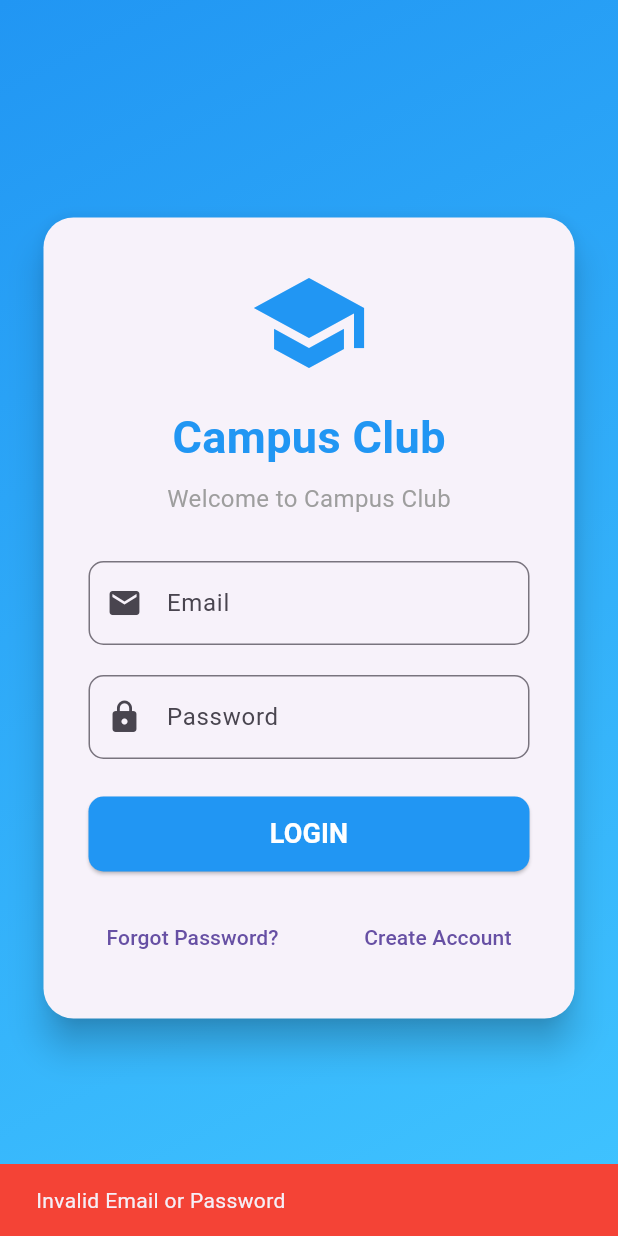
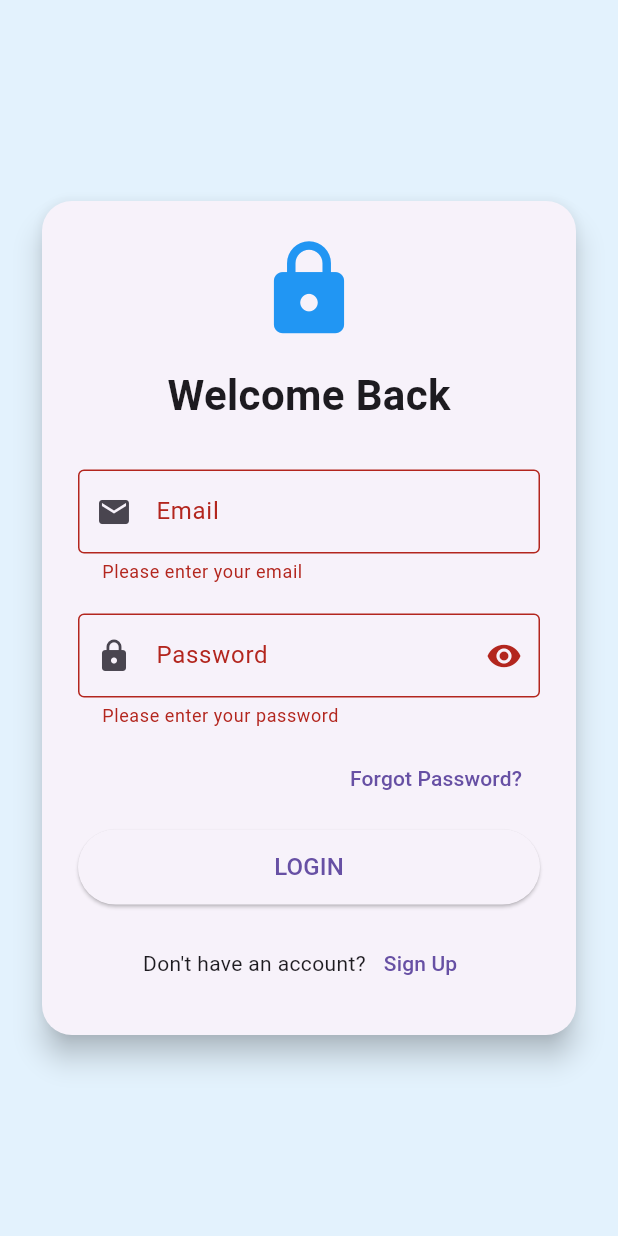
Before and after one commit to gummadidivya/Flutter-Project-, a Flutter app: the screen it shows after launch, after a tap on "LOGIN", on a phone screen of 412 x 824 dp. Run offline on Flutter 3.47's test engine with Material 3 defaults, Android fonts, the light colour scheme and no system bars.

Commit message:
Update main.dart

```diff
--- a/loginpage/lib/main.dart
+++ b/loginpage/lib/main.dart
@@ -1,20 +1,16 @@
 import 'package:flutter/material.dart';
 
 void main() {
-  runApp(const CampusClubApp());
+  runApp(const MyApp());
 }
 
-class CampusClubApp extends StatelessWidget {
-  const CampusClubApp({super.key});
+class MyApp extends StatelessWidget {
+  const MyApp({super.key});
 
   @override
   Widget build(BuildContext context) {
     return MaterialApp(
       debugShowCheckedModeBanner: false,
-      title: 'Campus Club',
-      theme: ThemeData(
-        primarySwatch: Colors.blue,
-      ),
       home: const LoginPage(),
     );
   }
@@ -28,26 +24,16 @@ class LoginPage extends StatefulWidget {
 }
 
 class _LoginPageState extends State<LoginPage> {
+  final _formKey = GlobalKey<FormState>();
   final emailController = TextEditingController();
   final passwordController = TextEditingController();
 
+  bool obscurePassword = true;
+
   void login() {
-    String email = emailController.text;
-    String password = passwordController.text;
-
-    if (email == "student@gmail.com" && password == "12345") {
+    if (_formKey.currentState!.validate()) {
       ScaffoldMessenger.of(context).showSnackBar(
-        const SnackBar(
-          content: Text("Login Successful!"),
-          backgroundColor: Colors.green,
-        ),
-      );
-    } else {
-      ScaffoldMessenger.of(context).showSnackBar(
-        const SnackBar(
-          content: Text("Invalid Email or Password"),
-          backgroundColor: Colors.red,
-        ),
+        const SnackBar(content: Text("Login successful")),
       );
     }
   }
@@ -55,123 +41,124 @@ class _LoginPageState extends State<LoginPage> {
   @override
   Widget build(BuildContext context) {
     return Scaffold(
-      body: Container(
-        decoration: const BoxDecoration(
-          gradient: LinearGradient(
-            colors: [
-              Colors.blue,
-              Colors.lightBlueAccent,
-            ],
-            begin: Alignment.topLeft,
-            end: Alignment.bottomRight,
-          ),
-        ),
-        child: Center(
+      backgroundColor: Colors.blue.shade50,
+      body: Center(
         child: SingleChildScrollView(
-            padding: const EdgeInsets.all(25),
+          padding: const EdgeInsets.all(24),
           child: Card(
-              elevation: 10,
+            elevation: 8,
             shape: RoundedRectangleBorder(
               borderRadius: BorderRadius.circular(20),
             ),
             child: Padding(
-                padding: const EdgeInsets.all(30),
+              padding: const EdgeInsets.all(24),
+              child: Form(
+                key: _formKey,
                 child: Column(
                   children: [
-
                     const Icon(
-                      Icons.school,
-                      size: 80,
+                      Icons.lock,
+                      size: 70,
                       color: Colors.blue,
                     ),
 
                     const SizedBox(height: 15),
 
                     const Text(
-                      "Campus Club",
+                      "Welcome Back",
                       style: TextStyle(
-                        fontSize: 30,
+                        fontSize: 28,
                         fontWeight: FontWeight.bold,
-                        color: Colors.blue,
-                      ),
-                    ),
-
-                    const SizedBox(height: 8),
-
-                    const Text(
-                      "Welcome to Campus Club",
-                      style: TextStyle(
-                        fontSize: 16,
-                        color: Colors.grey,
                       ),
                     ),
 
                     const SizedBox(height: 30),
 
-                    TextField(
+                    TextFormField(
                       controller: emailController,
                       keyboardType: TextInputType.emailAddress,
-                      decoration: InputDecoration(
+                      decoration: const InputDecoration(
                         labelText: "Email",
-                        hintText: "Enter your email",
-                        prefixIcon: const Icon(Icons.email),
-                        border: OutlineInputBorder(
-                          borderRadius: BorderRadius.circular(10),
+                        prefixIcon: Icon(Icons.email),
+                        border: OutlineInputBorder(),
                       ),
-                      ),
+                      validator: (value) {
+                        if (value == null || value.isEmpty) {
+                          return "Please enter your email";
+                        }
+                        if (!value.contains("@")) {
+                          return "Enter a valid email";
+                        }
+                        return null;
+                      },
                     ),
 
                     const SizedBox(height: 20),
 
-                    TextField(
+                    TextFormField(
                       controller: passwordController,
-                      obscureText: true,
+                      obscureText: obscurePassword,
                       decoration: InputDecoration(
                         labelText: "Password",
-                        hintText: "Enter your password",
                         prefixIcon: const Icon(Icons.lock),
-                        border: OutlineInputBorder(
-                          borderRadius: BorderRadius.circular(10),
+                        border: const OutlineInputBorder(),
+                        suffixIcon: IconButton(
+                          icon: Icon(
+                            obscurePassword
+                                ? Icons.visibility
+                                : Icons.visibility_off,
                           ),
+                          onPressed: () {
+                            setState(() {
+                              obscurePassword = !obscurePassword;
+                            });
+                          },
+                        ),
+                      ),
+                      validator: (value) {
+                        if (value == null || value.isEmpty) {
+                          return "Please enter your password";
+                        }
+                        if (value.length < 6) {
+                          return "Password must be 6 characters";
+                        }
+                        return null;
+                      },
+                    ),
+
+                    const SizedBox(height: 10),
+
+                    Align(
+                      alignment: Alignment.centerRight,
+                      child: TextButton(
+                        onPressed: () {},
+                        child: const Text("Forgot Password?"),
                       ),
                     ),
 
-                    const SizedBox(height: 25),
+                    const SizedBox(height: 10),
 
                     SizedBox(
                       width: double.infinity,
                       height: 50,
                       child: ElevatedButton(
                         onPressed: login,
-                        style: ElevatedButton.styleFrom(
-                          backgroundColor: Colors.blue,
-                          foregroundColor: Colors.white,
-                          shape: RoundedRectangleBorder(
-                            borderRadius: BorderRadius.circular(10),
-                          ),
-                        ),
                         child: const Text(
                           "LOGIN",
-                          style: TextStyle(
-                            fontSize: 18,
-                            fontWeight: FontWeight.bold,
-                          ),
+                          style: TextStyle(fontSize: 16),
                         ),
                       ),
                     ),
 
-                    const SizedBox(height: 20),
+                    const SizedBox(height: 15),
 
                     Row(
-                      mainAxisAlignment: MainAxisAlignment.spaceBetween,
+                      mainAxisAlignment: MainAxisAlignment.center,
                       children: [
+                        const Text("Don't have an account?"),
                         TextButton(
                           onPressed: () {},
-                          child: const Text("Forgot Password?"),
-                        ),
-                        TextButton(
-                          onPressed: () {},
-                          child: const Text("Create Account"),
+                          child: const Text("Sign Up"),
                         ),
                       ],
                     ),
```
Lines whose indentation alone changed are shown as unchanged.
